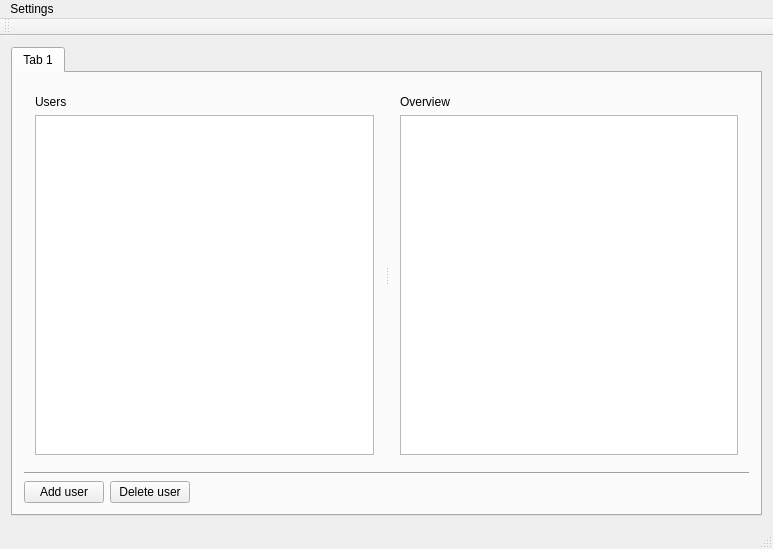
First picture: the form in foe_main.ui, repository sgh/FOE, before the edit.
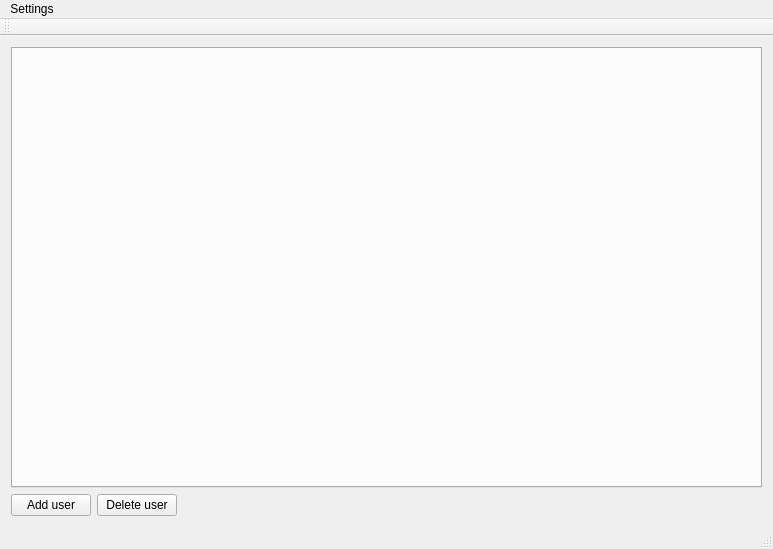
Second picture: the form after the edit.

Commit message: Added Clan UI necessary to support multiple clans.

```diff
--- a/foe_main.ui
+++ b/foe_main.ui
@@ -21,99 +21,7 @@
        <string notr="true"/>
       </property>
       <property name="currentIndex">
-       <number>0</number>
-      </property>
-      <widget class="QWidget" name="tab">
-       <attribute name="title">
-        <string notr="true">Tab 1</string>
-       </attribute>
-       <layout class="QVBoxLayout" name="verticalLayout_3" stretch="1,0,0">
-        <item>
-         <widget class="QSplitter" name="splitter">
-          <property name="orientation">
-           <enum>Qt::Horizontal</enum>
-          </property>
-          <widget class="QWidget" name="layoutWidget">
-           <layout class="QVBoxLayout" name="verticalLayout">
-            <item>
-             <layout class="QHBoxLayout" name="horizontalLayout_2" stretch="0,1">
-              <item>
-               <widget class="QLabel" name="label">
-                <property name="text">
-                 <string>Users</string>
-                </property>
-               </widget>
-              </item>
-              <item>
-               <widget class="QLabel" name="usercount">
-                <property name="accessibleDescription">
-                 <string notr="true"/>
-                </property>
-                <property name="text">
-                 <string/>
-                </property>
-               </widget>
-              </item>
-             </layout>
-            </item>
-            <item>
-             <widget class="QListView" name="listView">
-              <property name="font">
-               <font>
-                <pointsize>11</pointsize>
-               </font>
-              </property>
-              <property name="editTriggers">
-               <set>QAbstractItemView::NoEditTriggers</set>
-              </property>
-             </widget>
-            </item>
-           </layout>
-          </widget>
-          <widget class="QWidget" name="layoutWidget">
-           <layout class="QVBoxLayout" name="verticalLayout_2">
-            <item>
-             <widget class="QLabel" name="label_2">
-              <property name="text">
-               <string>Overview</string>
-              </property>
-             </widget>
-            </item>
-            <item>
-             <widget class="QTreeView" name="overview">
-              <property name="font">
-               <font>
-                <pointsize>11</pointsize>
-               </font>
-              </property>
-              <property name="mouseTracking">
-               <bool>true</bool>
-              </property>
-              <property name="editTriggers">
-               <set>QAbstractItemView::NoEditTriggers</set>
-              </property>
-              <property name="alternatingRowColors">
-               <bool>true</bool>
-              </property>
-              <property name="selectionMode">
-               <enum>QAbstractItemView::NoSelection</enum>
-              </property>
-              <property name="iconSize">
-               <size>
-                <width>25</width>
-                <height>25</height>
-               </size>
-              </property>
-             </widget>
-            </item>
-           </layout>
-          </widget>
-         </widget>
-        </item>
-        <item>
-         <widget class="Line" name="line">
-          <property name="orientation">
-           <enum>Qt::Horizontal</enum>
+       <number>-1</number>
           </property>
          </widget>
         </item>
@@ -147,10 +55,6 @@
            </spacer>
           </item>
          </layout>
-        </item>
-       </layout>
-      </widget>
-     </widget>
     </item>
    </layout>
   </widget>
```
Lines whose indentation alone changed are shown as unchanged. The commit also changes 6 other files.
